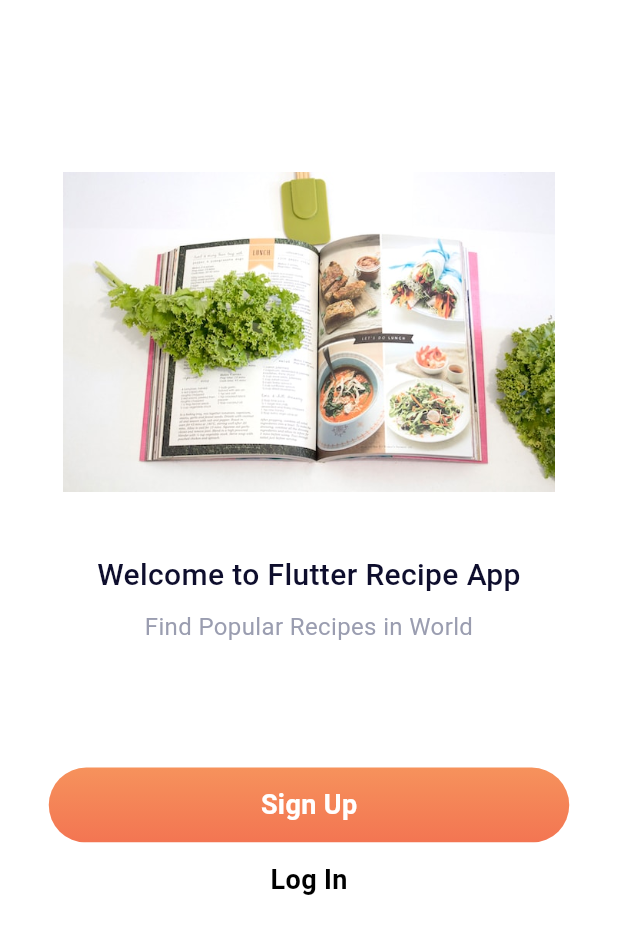
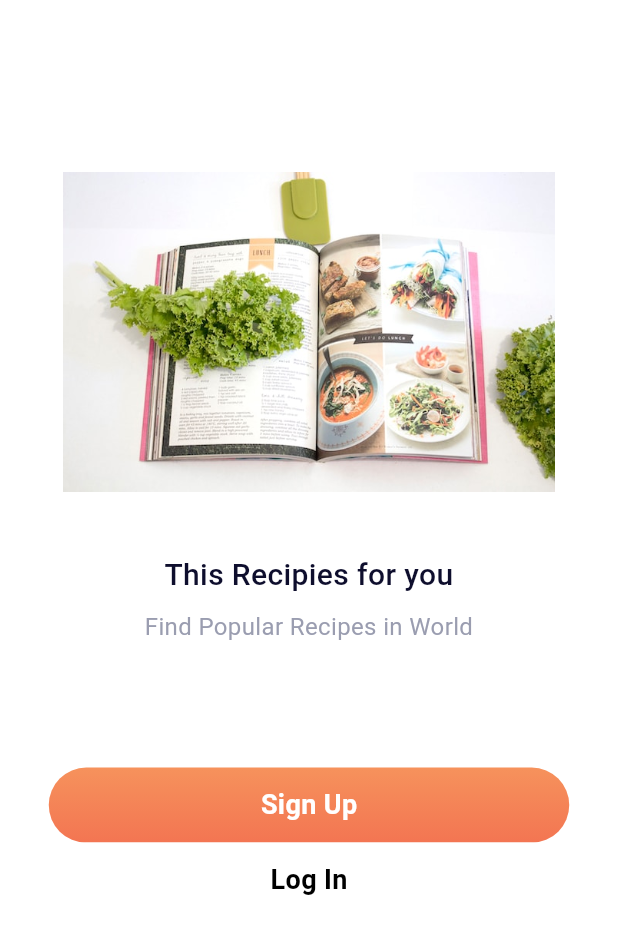
Before and after one commit to yusufgokhankuyu/Recipe_App_With_Flutter_YGK, a Flutter app: the screen it shows after launch, on a phone screen of 412 x 824 dp. Shown: the top 934 px of the screen. Run offline on Flutter 3.47's test engine with Material 3 defaults, Android fonts, the phone set to English and light mode, and no system bars; our stand-ins replace cloud_firestore, firebase_auth, firebase_core, flutter_svg, fluttertoast, google_sign_in; accounts and stored records are empty; generated files the repository leaves out were written again; Roboto replaces fonts that are missing (SFProText).

Commit message:
Design Improvements

```diff
--- a/lib/screens/onboarding_screen.dart
+++ b/lib/screens/onboarding_screen.dart
@@ -52,7 +52,7 @@ class _OnboardingScreenState extends State<OnboardingScreen> {
               height: MediaQuery.of(context).size.height * 0.05,
             ),
             const Text(
-              'Welcome to Flutter Recipe App',
+              'This Recipies for you',
               textAlign: TextAlign.center,
               style: TextStyle(
                 fontSize: 20,
```
